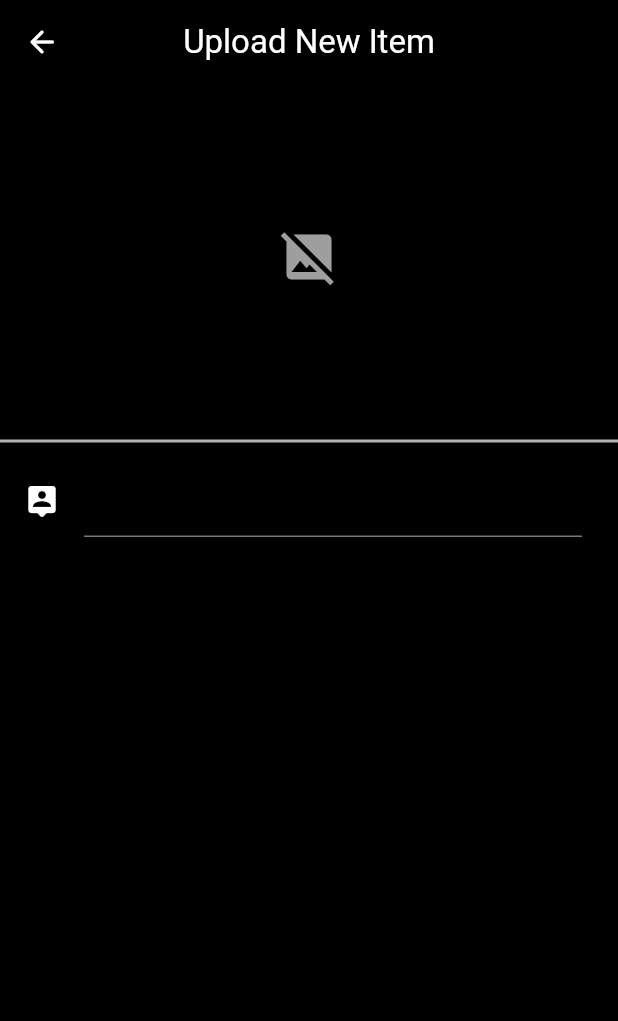
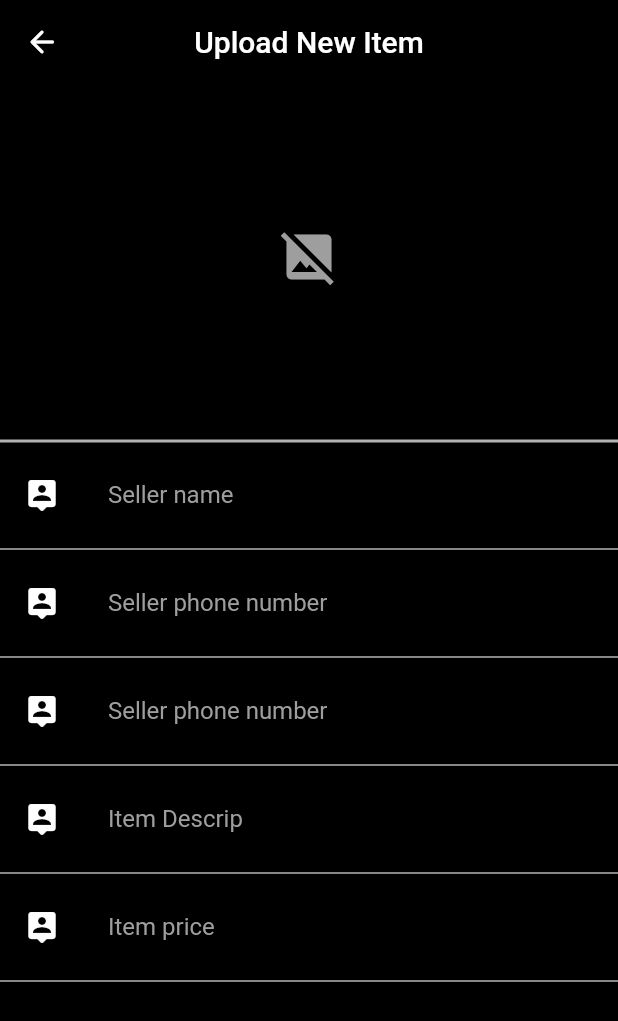
Before and after one commit to Katchietsnouva/amatrol_station_ar_versions_windows, a Flutter app: the screen it shows after launch, after a tap on the "add" icon, on a phone screen of 412 x 824 dp. Shown: the top 1021 px of the screen. Run offline on Flutter 3.47's test engine with Material 2 defaults, Android fonts, the phone set to English and light mode, and no system bars.

Commit message:
Commit
Super

```diff
--- a/lib/home_screen.dart
+++ b/lib/home_screen.dart
@@ -14,7 +14,7 @@ class _HomeScreenState extends State<HomeScreen> {
     return Scaffold(
       appBar: AppBar(
         title: const Text(
-          'AR Digital Twinning Amatrolling Station',
+          'AR Digital Twinning Amatrol Station',
           style: TextStyle(
             fontSize: 18,
             letterSpacing: 5,
--- a/lib/items_upload_screen.dart
+++ b/lib/items_upload_screen.dart
@@ -74,20 +74,139 @@ class _ItemsUploadScreenState extends State<ItemsUploadScreen> {
           ),
 
           // SELLER NAME
-
-          const ListTile(
-            leading: Icon(
+           ListTile(
+            leading: const Icon(
               Icons.person_pin_rounded,
               color: Colors.white,
             ),
             title: SizedBox(
               width: 250,
-                child: TextField(
-                  style: TextStyle(color: Colors.grey),
-                  // controller: sellerNameTextEditingController,
+              child: TextField(
+                style: const TextStyle(color: Colors.grey),
+                controller: sellerNameTextEditingController,
+                decoration: const InputDecoration(
+                  hintText: 'Seller name',
+                  hintStyle: TextStyle(color: Colors.grey),
+                  border: InputBorder.none,
                 ),
+              ),
             ),
-          )
+          ),
+
+          const Divider(
+            color: Colors.white70,
+            thickness: 1,
+          ),
+
+          // SELLER PHONE
+          ListTile(
+            leading: const Icon(
+              Icons.person_pin_rounded,
+              color: Colors.white,
+            ),
+            title: SizedBox(
+              width: 250,
+              child: TextField(
+                style: const TextStyle(color: Colors.grey),
+                controller: sellerPhoneTextEditingController,
+                decoration: const InputDecoration(
+                  hintText: 'Seller phone number',
+                  hintStyle: TextStyle(color: Colors.grey),
+                  border: InputBorder.none,
+                ),
+              ),
+            ),
+          ),
+
+          const Divider(
+            color: Colors.white70,
+            thickness: 1,
+          ),
+
+          // ITEM NAME
+          ListTile(
+            leading: const Icon(
+              Icons.person_pin_rounded,
+              color: Colors.white,
+            ),
+            title: SizedBox(
+              width: 250,
+              child: TextField(
+                style: const TextStyle(color: Colors.grey),
+                controller: sellerPhoneTextEditingController,
+                decoration: const InputDecoration(
+                  hintText: 'Seller phone number',
+                  hintStyle: TextStyle(color: Colors.grey),
+                  border: InputBorder.none,
+                ),
+              ),
+            ),
+          ),
+
+          const Divider(
+            color: Colors.white70,
+            thickness: 1,
+          ),
+
+          // ITEM DESCRIPTION
+          ListTile(
+            leading: const Icon(
+              Icons.person_pin_rounded,
+              color: Colors.white,
+            ),
+            title: SizedBox(
+              width: 250,
+              child: TextField(
+                style: const TextStyle(color: Colors.grey),
+                controller: sellerPhoneTextEditingController,
+                decoration: const InputDecoration(
+                  hintText: 'Item Descrip',
+                  hintStyle: TextStyle(color: Colors.grey),
+                  border: InputBorder.none,
+                ),
+              ),
+            ),
+          ),
+
+          const Divider(
+            color: Colors.white70,
+            thickness: 1,
+          ),
+
+          // ITEM PRICE
+          ListTile(
+            leading: const Icon(
+              Icons.person_pin_rounded,
+              color: Colors.white,
+            ),
+            title: SizedBox(
+              width: 250,
+              child: TextField(
+                style: const TextStyle(color: Colors.grey),
+                controller: itemPriceTextEditingController,
+                decoration: const InputDecoration(
+                  hintText: 'Item price',
+                  hintStyle: TextStyle(color: Colors.grey),
+                  border: InputBorder.none,
+                ),
+              ),
+            ),
+          ),
+
+          const Divider(
+            color: Colors.white70,
+            thickness: 1,
+          ),
+
+
+
+
+
+
+
+
+
+
         ],
       ),
     );
--- a/lib/main.dart
+++ b/lib/main.dart
@@ -15,9 +15,9 @@ class MyApp extends StatelessWidget {
       title: 'Amatrol Station Dem',
       theme: ThemeData(
         colorScheme: ColorScheme.fromSeed(seedColor: Colors.deepPurple),
-        useMaterial3: true,
+        useMaterial3: false,
       ),
-      debugShowCheckedModeBanner: true,
+      debugShowCheckedModeBanner: false,
       home: const HomeScreen(),
     );
   }
```
